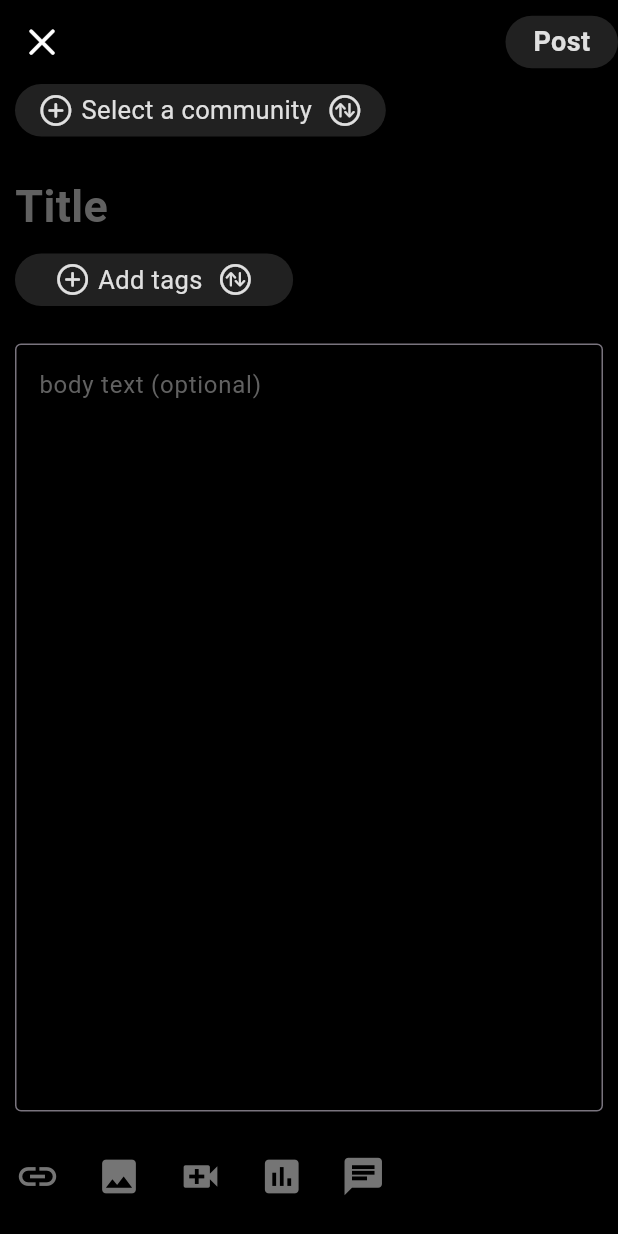
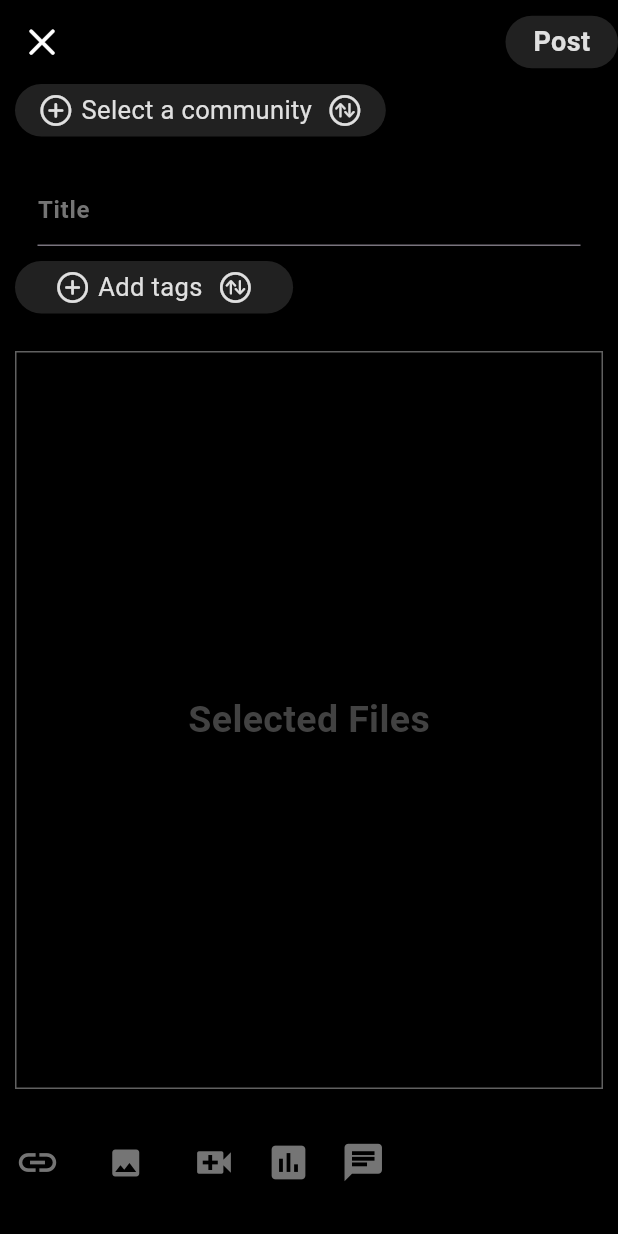
Before and after one commit to ShubhamKharde45/reddit-clone, a Flutter app: the CreateScreen screen opened directly, on a phone screen of 412 x 824 dp. Run offline on Flutter 3.47's test engine with Material 3 defaults, Android fonts, the phone set to English and light mode, and no system bars; our stand-ins replace flutter_riverpod, image_picker, riverpod.

Commit message:
more work

```diff
--- a/reddit_clone/lib/main.dart
+++ b/reddit_clone/lib/main.dart
@@ -2,7 +2,6 @@ import 'package:flutter/material.dart';
 import 'package:flutter_riverpod/flutter_riverpod.dart';
 import 'package:reddit_clone/providers/authprovider.dart';
 import 'package:reddit_clone/screens/homepagescreen.dart';
-import 'package:reddit_clone/screens/loginscreen.dart';
 
 void main() {
   runApp(ProviderScope(child: MyApp()));
@@ -16,10 +15,7 @@ class MyApp extends ConsumerWidget {
     if (ref.watch(AuthStatusProvider.notifier).state == true) {
       return MaterialApp(debugShowCheckedModeBanner: false, home: HomePageUI());
     } else {
-      return MaterialApp(
-        debugShowCheckedModeBanner: false,
-        home: LoginScreenUI(),
-      );
+      return MaterialApp(debugShowCheckedModeBanner: false, home: HomePageUI());
     }
   }
 }
--- /dev/null
+++ b/reddit_clone/lib/providers/filepickerproviders.dart
@@ -0,0 +1,26 @@
+import 'dart:io';
+import 'package:image_picker/image_picker.dart';
+
+class FileClass {
+  File? file;
+
+  final ImagePicker imagePicker = ImagePicker();
+
+  Future<void> SelectImageFromGallery() async {
+    final picked_file = await imagePicker.pickImage(
+      source: ImageSource.gallery,
+    );
+
+    if (picked_file != null) {
+      file = File(picked_file.path);
+    }
+  }
+
+  Future<void> SelectImageFromCamera() async {
+    final picked_file = await imagePicker.pickImage(source: ImageSource.camera);
+
+    if (picked_file != null) {
+      file = File(picked_file.path);
+    }
+  }
+}
--- a/reddit_clone/lib/screens/createscreen.dart
+++ b/reddit_clone/lib/screens/createscreen.dart
@@ -1,16 +1,26 @@
+import 'dart:io';
+
 import 'package:flutter/cupertino.dart';
 import 'package:flutter/material.dart';
+import 'package:flutter_riverpod/flutter_riverpod.dart';
+import 'package:reddit_clone/providers/createpostproviders.dart';
+import 'package:reddit_clone/providers/filepickerproviders.dart';
+import 'package:reddit_clone/screens/addtagsscreen.dart';
+import 'package:reddit_clone/screens/selectcommunitysceen.dart';
+import 'package:reddit_clone/service/postuploadservice.dart';
+import 'package:reddit_clone/utils/apptextfield.dart';
 
-class CreateScreen extends StatefulWidget {
+class CreateScreen extends ConsumerStatefulWidget {
   const CreateScreen({super.key});
 
   @override
-  State<CreateScreen> createState() => _CreateScreenState();
+  ConsumerState<CreateScreen> createState() => _CreateScreenState();
 }
 
-class _CreateScreenState extends State<CreateScreen> {
+class _CreateScreenState extends ConsumerState<CreateScreen> {
   @override
   Widget build(BuildContext context) {
+    final selectedFilesPath = ref.watch(SelectedFilesPathProvider);
     return Scaffold(
       backgroundColor: Colors.black,
       appBar: AppBar(
@@ -23,7 +33,12 @@ class _CreateScreenState extends State<CreateScreen> {
           icon: Icon(CupertinoIcons.multiply, color: Colors.white, size: 30),
         ),
         actions: [
-          Container(
+          GestureDetector(
+            onTap: () async {
+              await Postuploadservice().uploader();
+              Navigator.pop(context);
+            },
+            child: Container(
               height: 35,
               width: 75,
               decoration: BoxDecoration(
@@ -41,6 +56,7 @@ class _CreateScreenState extends State<CreateScreen> {
                 ),
               ),
             ),
+          ),
         ],
       ),
       body: SafeArea(
@@ -49,7 +65,16 @@ class _CreateScreenState extends State<CreateScreen> {
           child: Column(
             crossAxisAlignment: CrossAxisAlignment.start,
             children: [
-              Container(
+              GestureDetector(
+                onTap: () {
+                  Navigator.push(
+                    context,
+                    MaterialPageRoute(
+                      builder: (context) => Selectcommunityscreen(),
+                    ),
+                  );
+                },
+                child: Container(
                   height: 35,
                   width: MediaQuery.of(context).size.width * 0.60,
                   decoration: BoxDecoration(
@@ -58,7 +83,6 @@ class _CreateScreenState extends State<CreateScreen> {
                   ),
                   child: Row(
                     mainAxisAlignment: MainAxisAlignment.center,
-
                     children: [
                       Icon(
                         CupertinoIcons.add_circled,
@@ -80,22 +104,32 @@ class _CreateScreenState extends State<CreateScreen> {
                     ],
                   ),
                 ),
+              ),
               SizedBox(height: 25),
               Row(
                 mainAxisAlignment: MainAxisAlignment.start,
                 children: [
-                  Text(
-                    "Title",
-                    style: TextStyle(
-                      color: Colors.grey.shade700,
-                      fontSize: 30,
-                      fontWeight: FontWeight.bold,
+                  Expanded(
+                    child: Apptextfield(
+                      hintext: "Title",
+                      onSubmitted: (value) {
+                        ref
+                            .read(SelectedTitleProvider.notifier)
+                            .update((state) => value);
+                      },
                     ),
                   ),
                 ],
               ),
               SizedBox(height: 10),
-              Container(
+              GestureDetector(
+                onTap: () {
+                  Navigator.push(
+                    context,
+                    MaterialPageRoute(builder: (context) => Addtagsscreen()),
+                  );
+                },
+                child: Container(
                   height: 35,
                   width: MediaQuery.of(context).size.width * 0.45,
                   decoration: BoxDecoration(
@@ -126,15 +160,54 @@ class _CreateScreenState extends State<CreateScreen> {
                     ],
                   ),
                 ),
+              ),
               SizedBox(height: 25),
               Expanded(
-                child: TextField(
-                  maxLines: 20,
-                  decoration: InputDecoration(
-                    hintText: "body text (optional)",
-                    hintStyle: TextStyle(color: Colors.grey.shade700),
-                    border: OutlineInputBorder(
-                      borderSide: BorderSide(width: 0),
+                child: Container(
+                  width: MediaQuery.of(context).size.width,
+                  decoration: BoxDecoration(
+                    border: Border.all(
+                      color: Colors.grey.shade700,
+                      width: 1,
+                      style: BorderStyle.solid,
+                    ),
+                  ),
+                  child:
+                      selectedFilesPath.isEmpty
+                          ? Center(
+                            child: Text(
+                              "Selected Files",
+                              style: TextStyle(
+                                color: Colors.grey.shade800,
+                                fontWeight: FontWeight.bold,
+                                fontSize: 25,
+                              ),
+                            ),
+                          )
+                          : ListView.builder(
+                            itemCount: selectedFilesPath.length,
+                            shrinkWrap: true,
+                            scrollDirection: Axis.horizontal,
+                            itemBuilder:
+                                (context, index) => Container(
+                                  height: MediaQuery.of(context).size.height,
+                                  width: MediaQuery.of(context).size.width,
+                                  padding: EdgeInsets.symmetric(
+                                    horizontal: 5,
+                                    vertical: 5,
+                                  ),
+                                  margin: EdgeInsets.symmetric(
+                                    horizontal: 10,
+                                    vertical: 10,
+                                  ),
+                                  decoration: BoxDecoration(
+                                    image: DecorationImage(
+                                      fit: BoxFit.contain,
+                                      image: FileImage(
+                                        File(selectedFilesPath[index]),
+                                      ),
+                                    ),
+                                  ),
                                 ),
                           ),
                 ),
@@ -148,7 +221,20 @@ class _CreateScreenState extends State<CreateScreen> {
                   mainAxisAlignment: MainAxisAlignment.spaceBetween,
                   children: [
                     Icon(Icons.link, color: Colors.grey.shade600, size: 30),
-                    Icon(Icons.image, color: Colors.grey.shade600, size: 30),
+                    IconButton(
+                      onPressed: () async {
+                        FileClass fileClass = FileClass();
+                        await fileClass.SelectImageFromGallery();
+                        if (fileClass.file != null) {
+                          ref
+                              .read(SelectedFilesPathProvider)
+                              .add(fileClass.file!.path);
+                          setState(() {});
+                        }
+                      },
+                      icon: Icon(Icons.image),
+                      color: Colors.grey.shade600,
+                    ),
                     Icon(
                       Icons.video_call,
                       color: Colors.grey.shade600,
--- a/reddit_clone/lib/utils/apptextfield.dart
+++ b/reddit_clone/lib/utils/apptextfield.dart
@@ -1,15 +1,22 @@
 import 'package:flutter/material.dart';
 
 class Apptextfield extends StatelessWidget {
-  const Apptextfield({super.key, required this.hintext, this.controller});
+  const Apptextfield({
+    super.key,
+    required this.hintext,
+    this.controller,
+    this.onSubmitted,
+  });
 
   final String hintext;
   final TextEditingController? controller;
+  final void Function(String)? onSubmitted;
   @override
   Widget build(BuildContext context) {
     return Padding(
       padding: const EdgeInsets.symmetric(horizontal: 15),
       child: TextField(
+        onSubmitted: onSubmitted,
         controller: controller,
         style: TextStyle(color: Colors.white, fontWeight: FontWeight.bold),
         decoration: InputDecoration(
--- a/reddit_clone/lib/utils/infobartext.dart
+++ b/reddit_clone/lib/utils/infobartext.dart
@@ -1,7 +1,7 @@
 import 'package:flutter/material.dart';
 
 class Infobartext extends StatelessWidget {
-  const Infobartext({required this.text, required this.text2});
+  const Infobartext({super.key, required this.text, required this.text2});
 
   final String text2;
   final String text;
--- a/reddit_clone/pubspec.yaml
+++ b/reddit_clone/pubspec.yaml
@@ -37,6 +37,7 @@ dependencies:
   riverpod: ^2.6.1
   flutter_riverpod: ^2.6.1
   http: ^1.4.0
+  image_picker: ^1.1.2
 
 dev_dependencies:
   flutter_test:
```
Also changed, not shown: reddit_clone/lib/providers/createpostproviders.dart (added, +27 -0 lines), reddit_clone/lib/screens/addtagsscreen.dart (added, +65 -0 lines), reddit_clone/lib/screens/selectcommunitysceen.dart (added, +65 -0 lines), reddit_clone/lib/service/postuploadservice.dart (added, +15 -0 lines), reddit_clone/pubspec.lock, 6 other files. Lines whose indentation alone changed are shown as unchanged.
